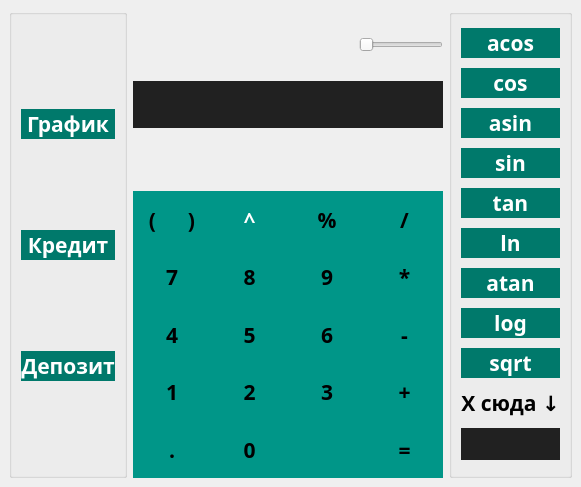
ElectricEnchanter/Calculator_v2.0, file src/calculator/mainwindow.ui: the form before one commit.
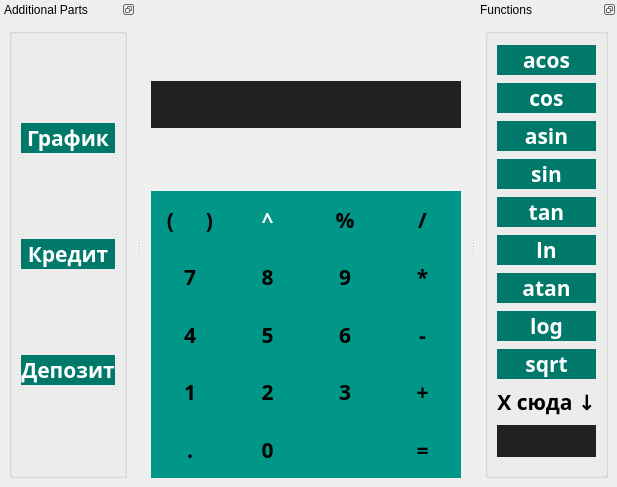
The form after the commit. Icons and pictures are not drawn.

Commit message: Main part done

What changed in the file:
```diff
--- a/src/calculator/mainwindow.ui
+++ b/src/calculator/mainwindow.ui
@@ -54,426 +54,8 @@
 </string>
   </property>
   <widget class="QWidget" name="centralwidget">
-   <layout class="QHBoxLayout" name="horizontalLayout_2" stretch="0,3,0">
-    <property name="spacing">
-     <number>-1</number>
-    </property>
-    <item>
-     <widget class="QGroupBox" name="groupBox2">
-      <property name="title">
-       <string/>
-      </property>
-      <layout class="QVBoxLayout" name="verticalLayout_3" stretch="0,0,0">
-       <property name="spacing">
-        <number>-1</number>
-       </property>
-       <item>
-        <widget class="QPushButton" name="Graph">
-         <property name="palette">
-          <palette>
-           <active>
-            <colorrole role="WindowText">
-             <brush brushstyle="SolidPattern">
-              <color alpha="255">
-               <red>255</red>
-               <green>255</green>
-               <blue>255</blue>
-              </color>
-             </brush>
-            </colorrole>
-            <colorrole role="Button">
-             <brush brushstyle="SolidPattern">
-              <color alpha="255">
-               <red>0</red>
-               <green>121</green>
-               <blue>107</blue>
-              </color>
-             </brush>
-            </colorrole>
-            <colorrole role="Light">
-             <brush brushstyle="SolidPattern">
-              <color alpha="255">
-               <red>222</red>
-               <green>11</green>
-               <blue>0</blue>
-              </color>
-             </brush>
-            </colorrole>
-            <colorrole role="Text">
-             <brush brushstyle="SolidPattern">
-              <color alpha="255">
-               <red>255</red>
-               <green>255</green>
-               <blue>255</blue>
-              </color>
-             </brush>
-            </colorrole>
-            <colorrole role="ButtonText">
-             <brush brushstyle="SolidPattern">
-              <color alpha="255">
-               <red>255</red>
-               <green>255</green>
-               <blue>255</blue>
-              </color>
-             </brush>
-            </colorrole>
-            <colorrole role="Base">
-             <brush brushstyle="SolidPattern">
-              <color alpha="255">
-               <red>0</red>
-               <green>121</green>
-               <blue>107</blue>
-              </color>
-             </brush>
-            </colorrole>
-            <colorrole role="Window">
-             <brush brushstyle="SolidPattern">
-              <color alpha="255">
-               <red>0</red>
-               <green>121</green>
-               <blue>107</blue>
-              </color>
-             </brush>
-            </colorrole>
-            <colorrole role="Link">
-             <brush brushstyle="SolidPattern">
-              <color alpha="255">
-               <red>53</red>
-               <green>239</green>
-               <blue>53</blue>
-              </color>
-             </brush>
-            </colorrole>
-            <colorrole role="LinkVisited">
-             <brush brushstyle="SolidPattern">
-              <color alpha="255">
-               <red>100</red>
-               <green>248</green>
-               <blue>0</blue>
-              </color>
-             </brush>
-            </colorrole>
-            <colorrole role="PlaceholderText">
-             <brush brushstyle="SolidPattern">
-              <color alpha="255">
-               <red>255</red>
-               <green>255</green>
-               <blue>255</blue>
-              </color>
-             </brush>
-            </colorrole>
-           </active>
-           <inactive>
-            <colorrole role="WindowText">
-             <brush brushstyle="SolidPattern">
-              <color alpha="255">
-               <red>255</red>
-               <green>255</green>
-               <blue>255</blue>
-              </color>
-             </brush>
-            </colorrole>
-            <colorrole role="Button">
-             <brush brushstyle="SolidPattern">
-              <color alpha="255">
-               <red>0</red>
-               <green>121</green>
-               <blue>107</blue>
-              </color>
-             </brush>
-            </colorrole>
-            <colorrole role="Light">
-             <brush brushstyle="SolidPattern">
-              <color alpha="255">
-               <red>55</red>
-               <green>55</green>
-               <blue>55</blue>
-              </color>
-             </brush>
-            </colorrole>
-            <colorrole role="Text">
-             <brush brushstyle="SolidPattern">
-              <color alpha="255">
-               <red>255</red>
-               <green>255</green>
-               <blue>255</blue>
-              </color>
-             </brush>
-            </colorrole>
-            <colorrole role="ButtonText">
-             <brush brushstyle="SolidPattern">
-              <color alpha="255">
-               <red>255</red>
-               <green>255</green>
-               <blue>255</blue>
-              </color>
-             </brush>
-            </colorrole>
-            <colorrole role="Base">
-             <brush brushstyle="SolidPattern">
-              <color alpha="255">
-               <red>0</red>
-               <green>121</green>
-               <blue>107</blue>
-              </color>
-             </brush>
-            </colorrole>
-            <colorrole role="Window">
-             <brush brushstyle="SolidPattern">
-              <color alpha="255">
-               <red>0</red>
-               <green>121</green>
-               <blue>107</blue>
-              </color>
-             </brush>
-            </colorrole>
-            <colorrole role="Link">
-             <brush brushstyle="SolidPattern">
-              <color alpha="255">
-               <red>0</red>
-               <green>122</green>
-               <blue>244</blue>
-              </color>
-             </brush>
-            </colorrole>
-            <colorrole role="LinkVisited">
-             <brush brushstyle="SolidPattern">
-              <color alpha="255">
-               <red>165</red>
-               <green>122</green>
-               <blue>255</blue>
-              </color>
-             </brush>
-            </colorrole>
-            <colorrole role="PlaceholderText">
-             <brush brushstyle="SolidPattern">
-              <color alpha="255">
-               <red>255</red>
-               <green>255</green>
-               <blue>255</blue>
-              </color>
-             </brush>
-            </colorrole>
-           </inactive>
-           <disabled>
-            <colorrole role="WindowText">
-             <brush brushstyle="SolidPattern">
-              <color alpha="255">
-               <red>255</red>
-               <green>255</green>
-               <blue>255</blue>
-              </color>
-             </brush>
-            </colorrole>
-            <colorrole role="Button">
-             <brush brushstyle="SolidPattern">
-              <color alpha="255">
-               <red>0</red>
-               <green>121</green>
-               <blue>107</blue>
-              </color>
-             </brush>
-            </colorrole>
-            <colorrole role="Light">
-             <brush brushstyle="SolidPattern">
-              <color alpha="255">
-               <red>222</red>
-               <green>11</green>
-               <blue>0</blue>
-              </color>
-             </brush>
-            </colorrole>
-            <colorrole role="Text">
-             <brush brushstyle="SolidPattern">
-              <color alpha="255">
-               <red>255</red>
-               <green>255</green>
-               <blue>255</blue>
-              </color>
-             </brush>
-            </colorrole>
-            <colorrole role="ButtonText">
-             <brush brushstyle="SolidPattern">
-              <color alpha="255">
-               <red>255</red>
-               <green>255</green>
-               <blue>255</blue>
-              </color>
-             </brush>
-            </colorrole>
-            <colorrole role="Base">
-             <brush brushstyle="SolidPattern">
-              <color alpha="255">
-               <red>0</red>
-               <green>121</green>
-               <blue>107</blue>
-              </color>
-             </brush>
-            </colorrole>
-            <colorrole role="Window">
-             <brush brushstyle="SolidPattern">
-              <color alpha="255">
-               <red>0</red>
-               <green>121</green>
-               <blue>107</blue>
-              </color>
-             </brush>
-            </colorrole>
-            <colorrole role="Link">
-             <brush brushstyle="SolidPattern">
-              <color alpha="255">
-               <red>0</red>
-               <green>122</green>
-               <blue>244</blue>
-              </color>
-             </brush>
-            </colorrole>
-            <colorrole role="LinkVisited">
-             <brush brushstyle="SolidPattern">
-              <color alpha="255">
-               <red>165</red>
-               <green>122</green>
-               <blue>255</blue>
-              </color>
-             </brush>
-            </colorrole>
-            <colorrole role="PlaceholderText">
-             <brush brushstyle="SolidPattern">
-              <color alpha="255">
-               <red>255</red>
-               <green>255</green>
-               <blue>255</blue>
-              </color>
-             </brush>
-            </colorrole>
-           </disabled>
-          </palette>
-         </property>
-         <property name="font">
-          <font>
-           <family>PT Sans Caption</family>
-           <pointsize>16</pointsize>
-           <italic>false</italic>
-           <bold>true</bold>
-           <kerning>true</kerning>
-          </font>
-         </property>
-         <property name="layoutDirection">
-          <enum>Qt::RightToLeft</enum>
-         </property>
-         <property name="styleSheet">
-          <string notr="true">QPushButton {
-	color: #FFFFFF;
-	background-color: #00796B
-}
-QPushButton:pressed {
-	color: #FFFFFF;
-	background-color: #00645A
-}
-
-</string>
-         </property>
-         <property name="text">
-          <string>График</string>
-         </property>
-         <property name="icon">
-          <iconset resource="../../assets/icons/icons.qrc">
-           <normaloff>:/monitoring.png</normaloff>:/monitoring.png</iconset>
-         </property>
-         <property name="iconSize">
-          <size>
-           <width>20</width>
-           <height>20</height>
-          </size>
-         </property>
-        </widget>
-       </item>
-       <item>
-        <widget class="QPushButton" name="Credit">
-         <property name="font">
-          <font>
-           <family>PT Sans Caption</family>
-           <pointsize>16</pointsize>
-           <italic>false</italic>
-           <bold>true</bold>
-           <kerning>true</kerning>
-          </font>
-         </property>
-         <property name="layoutDirection">
-          <enum>Qt::RightToLeft</enum>
-         </property>
-         <property name="styleSheet">
-          <string notr="true">QPushButton {
-	color: #FFFFFF;
-	background-color: #00796B
-}
-QPushButton:pressed {
-	color: #FFFFFF;
-	background-color: #00645A
-}
-
-</string>
-         </property>
-         <property name="text">
-          <string>Кредит</string>
-         </property>
-         <property name="icon">
-          <iconset resource="../../assets/icons/icons.qrc">
-           <normaloff>:/credit_card.png</normaloff>:/credit_card.png</iconset>
-         </property>
-         <property name="iconSize">
-          <size>
-           <width>20</width>
-           <height>20</height>
-          </size>
-         </property>
-        </widget>
-       </item>
-       <item>
-        <widget class="QPushButton" name="Deposit">
-         <property name="font">
-          <font>
-           <family>PT Sans Caption</family>
-           <pointsize>16</pointsize>
-           <italic>false</italic>
-           <bold>true</bold>
-           <kerning>true</kerning>
-          </font>
-         </property>
-         <property name="layoutDirection">
-          <enum>Qt::RightToLeft</enum>
-         </property>
-         <property name="styleSheet">
-          <string notr="true">QPushButton {
-	color: #FFFFFF;
-	background-color: #00796B
-}
-QPushButton:pressed {
-	color: #FFFFFF;
-	background-color: #00645A
-}
-
-</string>
-         </property>
-         <property name="text">
-          <string>Депозит</string>
-         </property>
-         <property name="icon">
-          <iconset resource="../../assets/icons/icons.qrc">
-           <normaloff>:/savings.png</normaloff>:/savings.png</iconset>
-         </property>
-         <property name="iconSize">
-          <size>
-           <width>20</width>
-           <height>20</height>
-          </size>
-         </property>
-        </widget>
-       </item>
-      </layout>
-     </widget>
-    </item>
-    <item>
+   <layout class="QGridLayout" name="gridLayout_3">
+    <item row="0" column="0">
      <layout class="QVBoxLayout" name="verticalLayout_9" stretch="0,0,0,3">
       <item>
        <spacer name="verticalSpacer_2">
@@ -492,42 +74,10 @@
        </spacer>
       </item>
       <item>
-       <layout class="QGridLayout" name="gridLayout_2" rowstretch="0,0,0,0" columnstretch="0,1,0">
+       <layout class="QGridLayout" name="gridLayout_2" rowstretch="0,0,0,0" columnstretch="0,0,0">
         <property name="horizontalSpacing">
          <number>0</number>
         </property>
-        <item row="3" column="0" colspan="3">
-         <widget class="QLineEdit" name="input">
-          <property name="sizePolicy">
-           <sizepolicy hsizetype="MinimumExpanding" vsizetype="MinimumExpanding">
-            <horstretch>0</horstretch>
-            <verstretch>4</verstretch>
-           </sizepolicy>
-          </property>
-          <property name="font">
-           <font>
-            <family>PT Sans Caption</family>
-            <pointsize>24</pointsize>
-            <italic>false</italic>
-            <bold>true</bold>
-            <kerning>true</kerning>
-           </font>
-          </property>
-          <property name="acceptDrops">
-           <bool>true</bool>
-          </property>
-          <property name="layoutDirection">
-           <enum>Qt::RightToLeft</enum>
-          </property>
-          <property name="styleSheet">
-           <string notr="true">background-color: #212121;
-border:none</string>
-          </property>
-          <property name="alignment">
-           <set>Qt::AlignRight|Qt::AlignTrailing|Qt::AlignVCenter</set>
-          </property>
-         </widget>
-        </item>
         <item row="2" column="0">
          <spacer name="horizontalSpacer_2">
           <property name="orientation">
@@ -541,29 +91,10 @@
           </property>
          </spacer>
         </item>
-        <item row="0" column="2">
-         <widget class="QSlider" name="addFuncButton">
-          <property name="sizePolicy">
-           <sizepolicy hsizetype="Expanding" vsizetype="Expanding">
-            <horstretch>0</horstretch>
-            <verstretch>0</verstretch>
-           </sizepolicy>
-          </property>
-          <property name="styleSheet">
-           <string notr="true">color: #FFFFFF;</string>
-          </property>
-          <property name="maximum">
-           <number>1</number>
-          </property>
-          <property name="orientation">
-           <enum>Qt::Horizontal</enum>
-          </property>
-         </widget>
-        </item>
         <item row="0" column="0">
          <widget class="QPushButton" name="addAdededPartsButton">
           <property name="sizePolicy">
-           <sizepolicy hsizetype="Expanding" vsizetype="Preferred">
+           <sizepolicy hsizetype="Fixed" vsizetype="Preferred">
             <horstretch>0</horstretch>
             <verstretch>0</verstretch>
            </sizepolicy>
@@ -586,17 +117,49 @@
           </property>
          </widget>
         </item>
+        <item row="3" column="0" colspan="3">
+         <widget class="QLineEdit" name="input">
+          <property name="sizePolicy">
+           <sizepolicy hsizetype="MinimumExpanding" vsizetype="MinimumExpanding">
+            <horstretch>0</horstretch>
+            <verstretch>4</verstretch>
+           </sizepolicy>
+          </property>
+          <property name="font">
+           <font>
+            <family>PT Sans Caption</family>
+            <pointsize>24</pointsize>
+            <italic>false</italic>
+            <bold>true</bold>
+            <kerning>true</kerning>
+           </font>
+          </property>
+          <property name="acceptDrops">
+           <bool>true</bool>
+          </property>
+          <property name="layoutDirection">
+           <enum>Qt::RightToLeft</enum>
+          </property>
+          <property name="styleSheet">
+           <string notr="true">background-color: #212121;
+border:none</string>
+          </property>
+          <property name="alignment">
+           <set>Qt::AlignRight|Qt::AlignTrailing|Qt::AlignVCenter</set>
+          </property>
+         </widget>
+        </item>
         <item row="0" column="1">
          <spacer name="horizontalSpacer">
           <property name="orientation">
            <enum>Qt::Horizontal</enum>
           </property>
           <property name="sizeType">
-           <enum>QSizePolicy::Fixed</enum>
+           <enum>QSizePolicy::Expanding</enum>
           </property>
           <property name="sizeHint" stdset="0">
            <size>
-            <width>100</width>
+            <width>180</width>
             <height>20</height>
            </size>
           </property>
@@ -1479,6 +1042,453 @@
       </item>
      </layout>
     </item>
+   </layout>
+  </widget>
+  <widget class="QDockWidget" name="dockWidget">
+   <property name="features">
+    <set>QDockWidget::DockWidgetFloatable|QDockWidget::DockWidgetMovable</set>
+   </property>
+   <property name="windowTitle">
+    <string>Additional Parts</string>
+   </property>
+   <attribute name="dockWidgetArea">
+    <number>1</number>
+   </attribute>
+   <widget class="QWidget" name="dockWidgetContents_12">
+    <layout class="QHBoxLayout" name="horizontalLayout_4">
+     <item>
+      <widget class="QGroupBox" name="groupBox2">
+       <property name="title">
+        <string/>
+       </property>
+       <layout class="QVBoxLayout" name="verticalLayout_3" stretch="0,0,0">
+        <property name="spacing">
+         <number>-1</number>
+        </property>
+        <item>
+         <widget class="QPushButton" name="Graph">
+          <property name="palette">
+           <palette>
+            <active>
+             <colorrole role="WindowText">
+              <brush brushstyle="SolidPattern">
+               <color alpha="255">
+                <red>255</red>
+                <green>255</green>
+                <blue>255</blue>
+               </color>
+              </brush>
+             </colorrole>
+             <colorrole role="Button">
+              <brush brushstyle="SolidPattern">
+               <color alpha="255">
+                <red>0</red>
+                <green>121</green>
+                <blue>107</blue>
+               </color>
+              </brush>
+             </colorrole>
+             <colorrole role="Light">
+              <brush brushstyle="SolidPattern">
+               <color alpha="255">
+                <red>222</red>
+                <green>11</green>
+                <blue>0</blue>
+               </color>
+              </brush>
+             </colorrole>
+             <colorrole role="Text">
+              <brush brushstyle="SolidPattern">
+               <color alpha="255">
+                <red>255</red>
+                <green>255</green>
+                <blue>255</blue>
+               </color>
+              </brush>
+             </colorrole>
+             <colorrole role="ButtonText">
+              <brush brushstyle="SolidPattern">
+               <color alpha="255">
+                <red>255</red>
+                <green>255</green>
+                <blue>255</blue>
+               </color>
+              </brush>
+             </colorrole>
+             <colorrole role="Base">
+              <brush brushstyle="SolidPattern">
+               <color alpha="255">
+                <red>0</red>
+                <green>121</green>
+                <blue>107</blue>
+               </color>
+              </brush>
+             </colorrole>
+             <colorrole role="Window">
+              <brush brushstyle="SolidPattern">
+               <color alpha="255">
+                <red>0</red>
+                <green>121</green>
+                <blue>107</blue>
+               </color>
+              </brush>
+             </colorrole>
+             <colorrole role="Link">
+              <brush brushstyle="SolidPattern">
+               <color alpha="255">
+                <red>53</red>
+                <green>239</green>
+                <blue>53</blue>
+               </color>
+              </brush>
+             </colorrole>
+             <colorrole role="LinkVisited">
+              <brush brushstyle="SolidPattern">
+               <color alpha="255">
+                <red>100</red>
+                <green>248</green>
+                <blue>0</blue>
+               </color>
+              </brush>
+             </colorrole>
+             <colorrole role="PlaceholderText">
+              <brush brushstyle="SolidPattern">
+               <color alpha="255">
+                <red>255</red>
+                <green>255</green>
+                <blue>255</blue>
+               </color>
+              </brush>
+             </colorrole>
+            </active>
+            <inactive>
+             <colorrole role="WindowText">
+              <brush brushstyle="SolidPattern">
+               <color alpha="255">
+                <red>255</red>
+                <green>255</green>
+                <blue>255</blue>
+               </color>
+              </brush>
+             </colorrole>
+             <colorrole role="Button">
+              <brush brushstyle="SolidPattern">
+               <color alpha="255">
+                <red>0</red>
+                <green>121</green>
+                <blue>107</blue>
+               </color>
+              </brush>
+             </colorrole>
+             <colorrole role="Light">
+              <brush brushstyle="SolidPattern">
+               <color alpha="255">
+                <red>55</red>
+                <green>55</green>
+                <blue>55</blue>
+               </color>
+              </brush>
+             </colorrole>
+             <colorrole role="Text">
+              <brush brushstyle="SolidPattern">
+               <color alpha="255">
+                <red>255</red>
+                <green>255</green>
+                <blue>255</blue>
+               </color>
+              </brush>
+             </colorrole>
+             <colorrole role="ButtonText">
+              <brush brushstyle="SolidPattern">
+               <color alpha="255">
+                <red>255</red>
+                <green>255</green>
+                <blue>255</blue>
+               </color>
+              </brush>
+             </colorrole>
+             <colorrole role="Base">
+              <brush brushstyle="SolidPattern">
+               <color alpha="255">
+                <red>0</red>
+                <green>121</green>
+                <blue>107</blue>
+               </color>
+              </brush>
+             </colorrole>
+             <colorrole role="Window">
+              <brush brushstyle="SolidPattern">
+               <color alpha="255">
+                <red>0</red>
+                <green>121</green>
+                <blue>107</blue>
+               </color>
+              </brush>
+             </colorrole>
+             <colorrole role="Link">
+              <brush brushstyle="SolidPattern">
+               <color alpha="255">
+                <red>0</red>
+                <green>122</green>
+                <blue>244</blue>
+               </color>
+              </brush>
+             </colorrole>
+             <colorrole role="LinkVisited">
+              <brush brushstyle="SolidPattern">
+               <color alpha="255">
+                <red>165</red>
+                <green>122</green>
+                <blue>255</blue>
+               </color>
+              </brush>
+             </colorrole>
+             <colorrole role="PlaceholderText">
+              <brush brushstyle="SolidPattern">
+               <color alpha="255">
+                <red>255</red>
+                <green>255</green>
+                <blue>255</blue>
+               </color>
+              </brush>
+             </colorrole>
+            </inactive>
+            <disabled>
+             <colorrole role="WindowText">
+              <brush brushstyle="SolidPattern">
+               <color alpha="255">
+                <red>255</red>
+                <green>255</green>
+                <blue>255</blue>
+               </color>
+              </brush>
+             </colorrole>
+             <colorrole role="Button">
+              <brush brushstyle="SolidPattern">
+               <color alpha="255">
+                <red>0</red>
+                <green>121</green>
+                <blue>107</blue>
+               </color>
+              </brush>
+             </colorrole>
+             <colorrole role="Light">
+              <brush brushstyle="SolidPattern">
+               <color alpha="255">
+                <red>222</red>
+                <green>11</green>
+                <blue>0</blue>
+               </color>
+              </brush>
+             </colorrole>
+             <colorrole role="Text">
+              <brush brushstyle="SolidPattern">
+               <color alpha="255">
+                <red>255</red>
+                <green>255</green>
+                <blue>255</blue>
+               </color>
+              </brush>
+             </colorrole>
+             <colorrole role="ButtonText">
+              <brush brushstyle="SolidPattern">
+               <color alpha="255">
+                <red>255</red>
+                <green>255</green>
+                <blue>255</blue>
+               </color>
+              </brush>
+             </colorrole>
+             <colorrole role="Base">
+              <brush brushstyle="SolidPattern">
+               <color alpha="255">
+                <red>0</red>
+                <green>121</green>
+                <blue>107</blue>
+               </color>
+              </brush>
+             </colorrole>
+             <colorrole role="Window">
+              <brush brushstyle="SolidPattern">
+               <color alpha="255">
+                <red>0</red>
+                <green>121</green>
+                <blue>107</blue>
+               </color>
+              </brush>
+             </colorrole>
+             <colorrole role="Link">
+              <brush brushstyle="SolidPattern">
+               <color alpha="255">
+                <red>0</red>
+                <green>122</green>
+                <blue>244</blue>
+               </color>
+              </brush>
+             </colorrole>
+             <colorrole role="LinkVisited">
+              <brush brushstyle="SolidPattern">
+               <color alpha="255">
+                <red>165</red>
+                <green>122</green>
+                <blue>255</blue>
+               </color>
+              </brush>
+             </colorrole>
+             <colorrole role="PlaceholderText">
+              <brush brushstyle="SolidPattern">
+               <color alpha="255">
+                <red>255</red>
+                <green>255</green>
+                <blue>255</blue>
+               </color>
+              </brush>
+             </colorrole>
+            </disabled>
+           </palette>
+          </property>
+          <property name="font">
+           <font>
+            <family>PT Sans Caption</family>
+            <pointsize>16</pointsize>
+            <italic>false</italic>
+            <bold>true</bold>
+            <kerning>true</kerning>
+           </font>
+          </property>
+          <property name="layoutDirection">
+           <enum>Qt::RightToLeft</enum>
+          </property>
+          <property name="styleSheet">
+           <string notr="true">QPushButton {
+	color: #FFFFFF;
+	background-color: #00796B
+}
+QPushButton:pressed {
+	color: #FFFFFF;
+	background-color: #00645A
+}
+
+</string>
+          </property>
+          <property name="text">
+           <string>График</string>
+          </property>
+          <property name="icon">
+           <iconset resource="../../assets/icons/icons.qrc">
+            <normaloff>:/monitoring.png</normaloff>:/monitoring.png</iconset>
+          </property>
+          <property name="iconSize">
+           <size>
+            <width>20</width>
+            <height>20</height>
+           </size>
+          </property>
+         </widget>
+        </item>
+        <item>
+         <widget class="QPushButton" name="Credit">
+          <property name="font">
+           <font>
+            <family>PT Sans Caption</family>
+            <pointsize>16</pointsize>
+            <italic>false</italic>
+            <bold>true</bold>
+            <kerning>true</kerning>
+           </font>
+          </property>
+          <property name="layoutDirection">
+           <enum>Qt::RightToLeft</enum>
+          </property>
+          <property name="styleSheet">
+           <string notr="true">QPushButton {
+	color: #FFFFFF;
+	background-color: #00796B
+}
+QPushButton:pressed {
+	color: #FFFFFF;
+	background-color: #00645A
+}
+
+</string>
+          </property>
+          <property name="text">
+           <string>Кредит</string>
+          </property>
+          <property name="icon">
+           <iconset resource="../../assets/icons/icons.qrc">
+            <normaloff>:/credit_card.png</normaloff>:/credit_card.png</iconset>
+          </property>
+          <property name="iconSize">
+           <size>
+            <width>20</width>
+            <height>20</height>
+           </size>
+          </property>
+         </widget>
+        </item>
+        <item>
+         <widget class="QPushButton" name="Deposit">
+          <property name="font">
+           <font>
+            <family>PT Sans Caption</family>
+            <pointsize>16</pointsize>
+            <italic>false</italic>
+            <bold>true</bold>
+            <kerning>true</kerning>
+           </font>
+          </property>
+          <property name="layoutDirection">
+           <enum>Qt::RightToLeft</enum>
+          </property>
+          <property name="styleSheet">
+           <string notr="true">QPushButton {
+	color: #FFFFFF;
+	background-color: #00796B
+}
+QPushButton:pressed {
+	color: #FFFFFF;
+	background-color: #00645A
+}
+
+</string>
+          </property>
+          <property name="text">
+           <string>Депозит</string>
+          </property>
+          <property name="icon">
+           <iconset resource="../../assets/icons/icons.qrc">
+            <normaloff>:/savings.png</normaloff>:/savings.png</iconset>
+          </property>
+          <property name="iconSize">
+           <size>
+            <width>20</width>
+            <height>20</height>
+           </size>
+          </property>
+         </widget>
+        </item>
+       </layout>
+      </widget>
+     </item>
+    </layout>
+   </widget>
+  </widget>
+  <widget class="QDockWidget" name="dockWidget_2">
+   <property name="acceptDrops">
+    <bool>false</bool>
+   </property>
+   <property name="features">
+    <set>QDockWidget::DockWidgetFloatable|QDockWidget::DockWidgetMovable</set>
+   </property>
+   <property name="windowTitle">
+    <string>Functions</string>
+   </property>
+   <attribute name="dockWidgetArea">
+    <number>2</number>
+   </attribute>
+   <widget class="QWidget" name="dockWidgetContents_13">
+    <layout class="QHBoxLayout" name="horizontalLayout">
     <item>
      <widget class="QGroupBox" name="groupBox">
       <property name="title">
@@ -1873,6 +1883,7 @@
      </widget>
     </item>
    </layout>
+   </widget>
   </widget>
  </widget>
  <resources>
```
Lines whose indentation alone changed are shown as unchanged. The commit also changes 4 other files.
